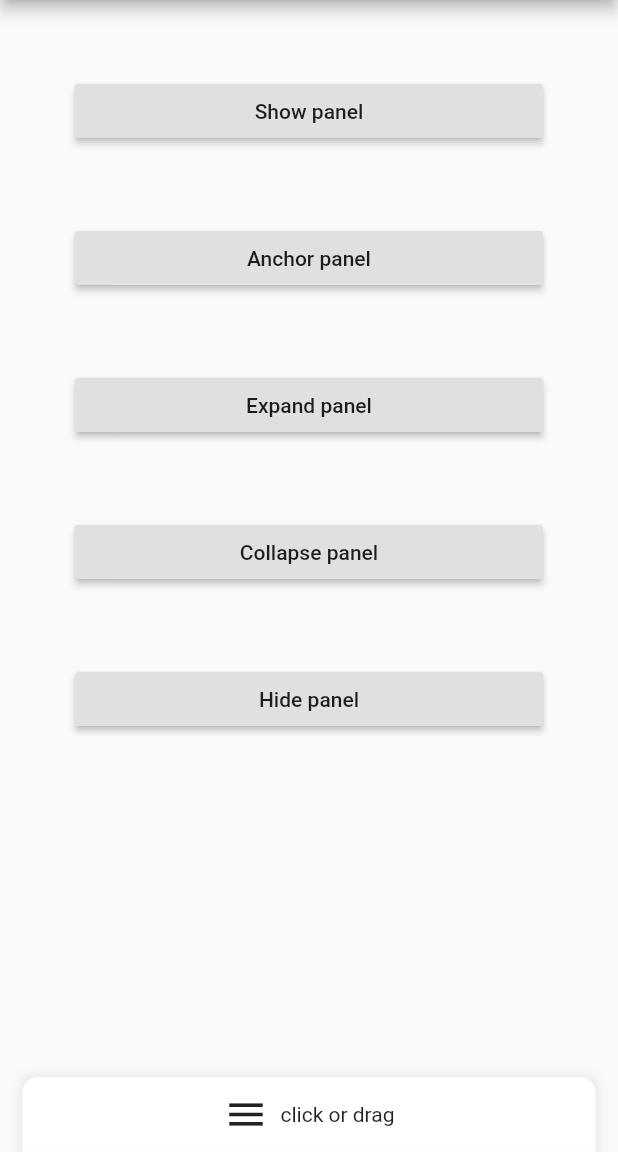
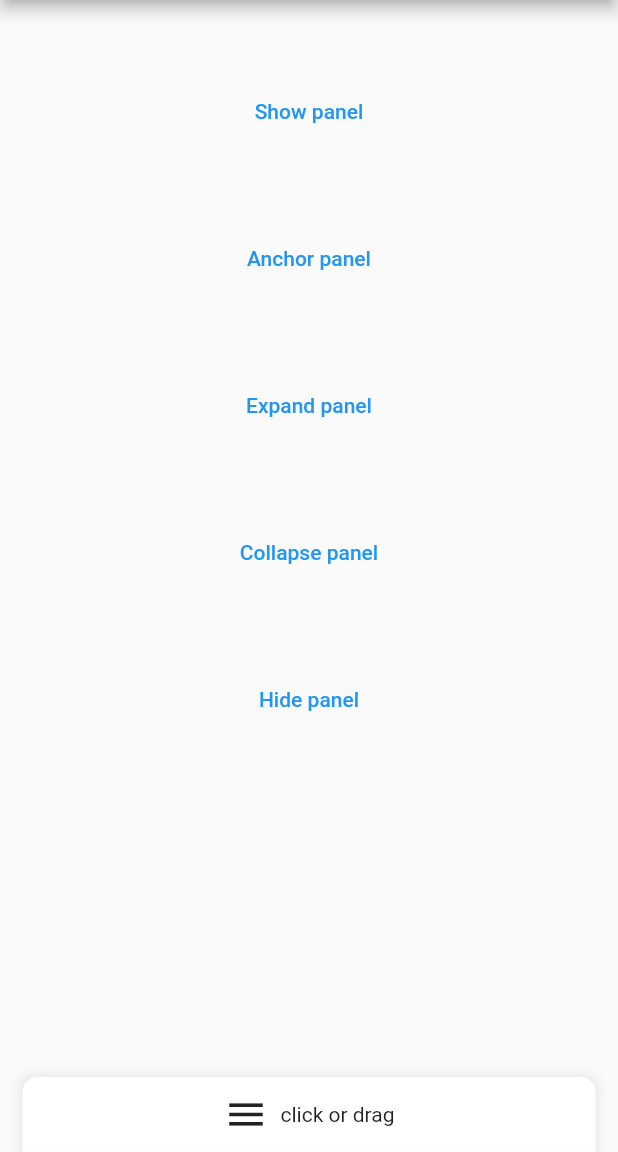
Before and after one commit to JackJonson/flutter_sliding_up_panel, a Flutter app: the screen it shows after launch, on a phone screen of 412 x 824 dp, the part 84-1236 px from its top. Run offline on Flutter 3.47's test engine with Material 2 defaults, Android fonts, the phone set to English and light mode, and no system bars.

```diff
--- a/example/lib/main.dart
+++ b/example/lib/main.dart
@@ -47,7 +47,8 @@ class MyHomePage extends StatefulWidget {
 
   final VoidCallback onSetting;
 
-  MyHomePage({Key key, this.title, this.onSetting}) : super(key: key);
+  MyHomePage({Key? key, required this.title, required this.onSetting})
+      : super(key: key);
 
   @override
   _MyHomePageState createState() => _MyHomePageState();
@@ -58,7 +59,7 @@ class MyHomePage extends StatefulWidget {
 class _MyHomePageState extends State<MyHomePage> {
   // Whether the green box should be visible or invisible
 
-  ScrollController scrollController;
+  late ScrollController scrollController;
 
   ///The controller of sliding up panel
   SlidingUpPanelController panelController = SlidingUpPanelController();
@@ -103,7 +104,7 @@ class _MyHomePageState extends State<MyHomePage> {
                 Padding(
                   padding: EdgeInsets.only(top: 50.0),
                 ),
-                RaisedButton(
+                TextButton(
                   child: Text('Show panel'),
                   onPressed: () {
                     panelController.expand();
@@ -112,7 +113,7 @@ class _MyHomePageState extends State<MyHomePage> {
                 Padding(
                   padding: EdgeInsets.only(top: 50.0),
                 ),
-                RaisedButton(
+                TextButton(
                   child: Text('Anchor panel'),
                   onPressed: () {
                     panelController.anchor();
@@ -121,7 +122,7 @@ class _MyHomePageState extends State<MyHomePage> {
                 Padding(
                   padding: EdgeInsets.only(top: 50.0),
                 ),
-                RaisedButton(
+                TextButton(
                   child: Text('Expand panel'),
                   onPressed: () {
                     panelController.expand();
@@ -130,7 +131,7 @@ class _MyHomePageState extends State<MyHomePage> {
                 Padding(
                   padding: EdgeInsets.only(top: 50.0),
                 ),
-                RaisedButton(
+                TextButton(
                   child: Text('Collapse panel'),
                   onPressed: () {
                     panelController.collapse();
@@ -139,7 +140,7 @@ class _MyHomePageState extends State<MyHomePage> {
                 Padding(
                   padding: EdgeInsets.only(top: 50.0),
                 ),
-                RaisedButton(
+                TextButton(
                   child: Text('Hide panel'),
                   onPressed: () {
                     panelController.hide();
@@ -230,7 +231,8 @@ class _MyHomePageState extends State<MyHomePage> {
               panelController.expand();
             }
           },
-          enableOnTap: true, //Enable the onTap callback for control bar.
+          enableOnTap: true,
+          //Enable the onTap callback for control bar.
           dragDown: (details) {
             print('dragDown');
           },
--- a/example/pubspec.yaml
+++ b/example/pubspec.yaml
@@ -14,7 +14,7 @@ description: A new Flutter application.
 version: 0.1.1+11
 
 environment:
-  sdk: ">=2.1.0 <3.0.0"
+  sdk: ">=2.12.0 <3.0.0"
 
 dependencies:
   flutter:
```
Also changed, not shown: 3 other files.
